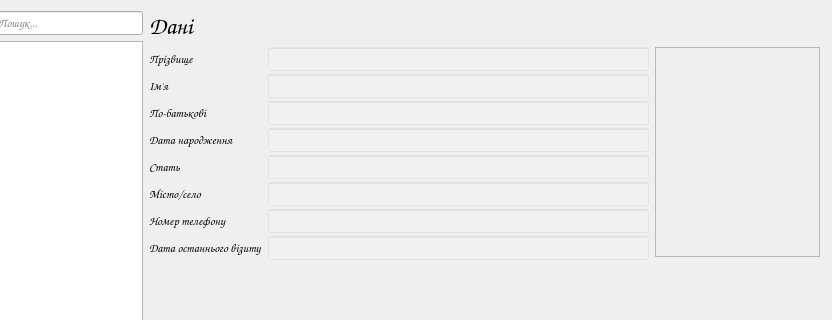
Above: mainwindow.ui from moz6go/NesterDentalClinic before the change; both pictures show x 168 to 1000 and y 0 to 320 of the 1000 by 580 pixel window. Below: the same form after it.
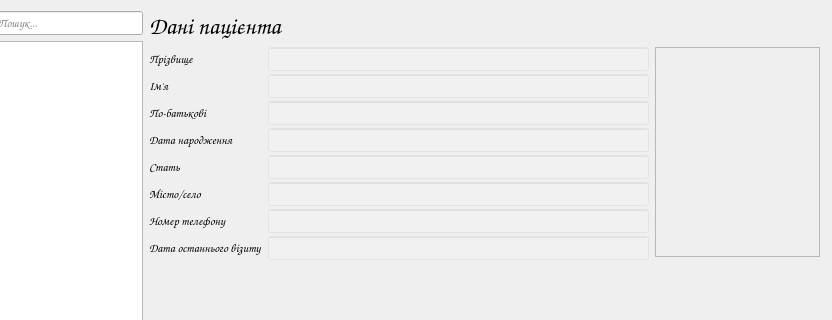
That is the form after the change. Icons and pictures are not drawn.

```diff
--- a/mainwindow.ui
+++ b/mainwindow.ui
@@ -160,7 +160,7 @@
            </font>
           </property>
           <property name="text">
-           <string>Дані</string>
+           <string>Дані пацієнта</string>
           </property>
          </widget>
         </item>
```
